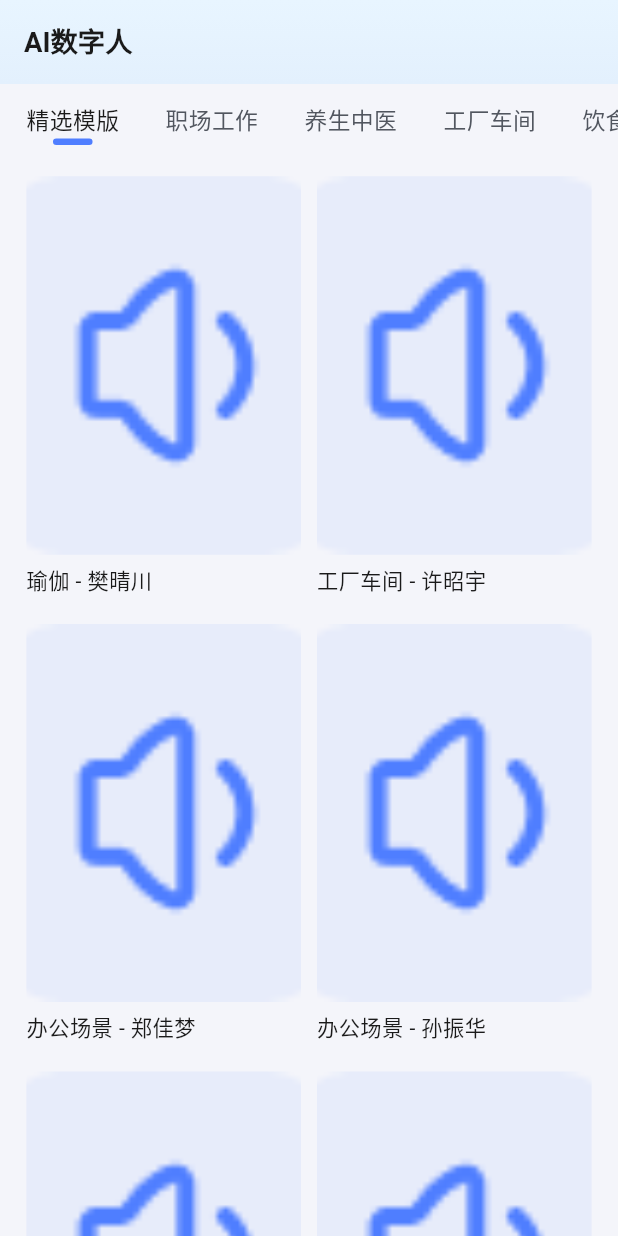
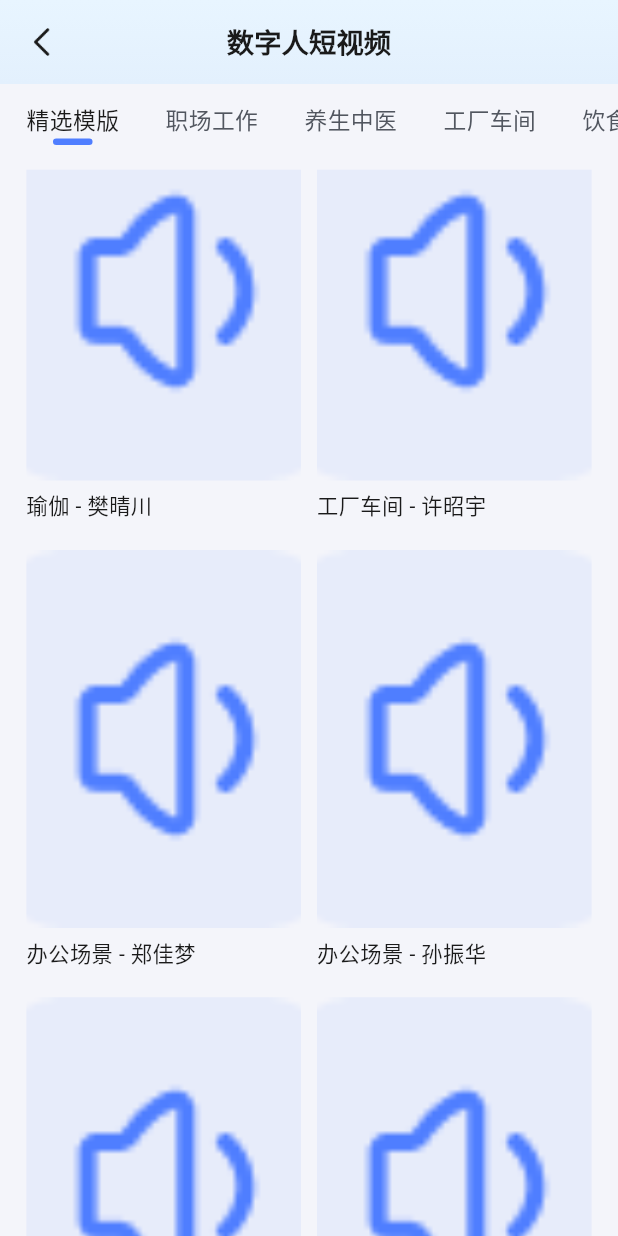
Before and after one commit to xiexiong/xmvx, a Flutter app: the screen it shows after launch, scrolled down 576 dp, on a phone screen of 412 x 824 dp. Run offline on Flutter 3.47's test engine with Material 3 defaults, Android fonts, the phone set to English and light mode, and no system bars; our stand-ins replace bot_toast, cached_network_image, connectivity_plus, device_info_plus, event_bus, flutter_easyloading and 7 more; missing offline and left inert: audio_session, flutter_sound.

Commit message:
♻️ update: 首页优化，主题添加

```diff
--- a/lib/helper/vx_color.dart
+++ b/lib/helper/vx_color.dart
@@ -1,8 +1,21 @@
 import 'package:flutter/material.dart';
 
 class VxColor {
+  // 自身色值
   static const Color cWhite = Colors.white;
   static const Color cBlack = Colors.black;
+  static const Color c1470FF = Color(0xFF1470FF);
+  static const Color c1CAEFF = Color(0xFF1CAEFF);
+  static const Color c1359FA = Color(0xFF1359FA);
+  static const Color c34B3FF = Color(0xFF34B3FF);
+  static const Color c0FCE8C = Color(0xFF0FCE8C);
+  static const Color cFF4848 = Color(0xFFFF4848);
+  static const Color c191C27 = Color(0xFF191C27);
+  static const Color c5A6073 = Color(0xFF5A6073);
+  static const Color c9EA5BB = Color(0xFF9EA5BB);
+  static const Color cF6F7F8 = Color(0xFFF6F7F8);
+  static const Color cE8EBF3 = Color(0xFFE8EBF3);
+
   static const Color c4F7EFF = Color(0xFF4F7EFF);
   static const Color c1A1A1A = Color(0xFF1A1A1A);
   static const Color c51565F = Color(0xFF51565F);
@@ -17,7 +30,6 @@ class VxColor {
   static const Color c323232 = Color(0xFF323232);
   static const Color c143C42 = Color(0xFF143C42);
   static const Color cE3F0FD = Color(0xFFE3F0FD);
-  static const Color c000000 = Color(0xFF000000);
 
   // ignore: constant_identifier_names
   static const LinearGradient cD8EDFF_cF4F5FA = LinearGradient(
--- a/lib/pages/my/vx_my_creation_page.dart
+++ b/lib/pages/my/vx_my_creation_page.dart
@@ -220,7 +220,7 @@ class _VxMyCreationPageState extends State<VxMyCreationPage> {
 
   Widget _buildSheetItem(String title, VoidCallback onTap, {Color textColor = VxColor.c1A1A1A}) {
     if (!isClick && title == '开直播') {
-      return Divider(height: 0.w, color: VxColor.c000000.withValues(alpha: 0));
+      return Divider(height: 0.w, color: VxColor.cBlack.withValues(alpha: 0));
     }
     return GestureDetector(
       onTap: onTap,
--- a/lib/pages/xmvx_home_page.dart
+++ b/lib/pages/xmvx_home_page.dart
@@ -1,6 +1,7 @@
 import 'package:flutter/material.dart';
 import 'package:flutter_screenutil/flutter_screenutil.dart';
 import 'package:gap/gap.dart';
+import 'package:xmvx/extension/vx_appbar_widget.dart';
 import 'package:xmvx/extension/vx_image_ext.dart';
 import 'package:xmvx/helper/vx_color.dart';
 import 'package:xmvx/pages/create/vx_create_copywriting_page.dart';
@@ -32,36 +33,15 @@ class _XmvxHomePageState extends State<XmvxHomePage> with TickerProviderStateMix
       builder: (context, child) {
         return Scaffold(
           backgroundColor: VxColor.cF4F5FA,
-          appBar: AppBar(
-            title: Text(
-              "AI数字人",
-              style: TextStyle(
-                color: VxColor.c1A1A1A,
-                fontSize: 36.sp,
-                fontWeight: FontWeight.w600,
-              ),
-            ),
-            flexibleSpace: Container(decoration: BoxDecoration(gradient: VxColor.cE8F5FF_cE3F0FD)),
+          appBar: VxAppbarWidget(
+            title: "数字人短视频",
+            boxDecoration: BoxDecoration(gradient: VxColor.cE8F5FF_cE3F0FD),
           ),
           body: SafeArea(
             child: CustomScrollView(
               slivers: [
                 // 顶部区域
                 SliverToBoxAdapter(child: _TopHeader()),
-                // 热门模版标题
-                SliverToBoxAdapter(
-                  child: Padding(
-                    padding: EdgeInsets.fromLTRB(32.w, 48.w, 32.w, 0.w),
-                    child: Text(
-                      "热门模版",
-                      style: TextStyle(
-                        color: VxColor.c1A1A1A,
-                        fontSize: 32.sp,
-                        fontWeight: FontWeight.bold,
-                      ),
-                    ),
-                  ),
-                ),
                 // TabBar吸顶
                 SliverPersistentHeader(
                   pinned: true,
```
